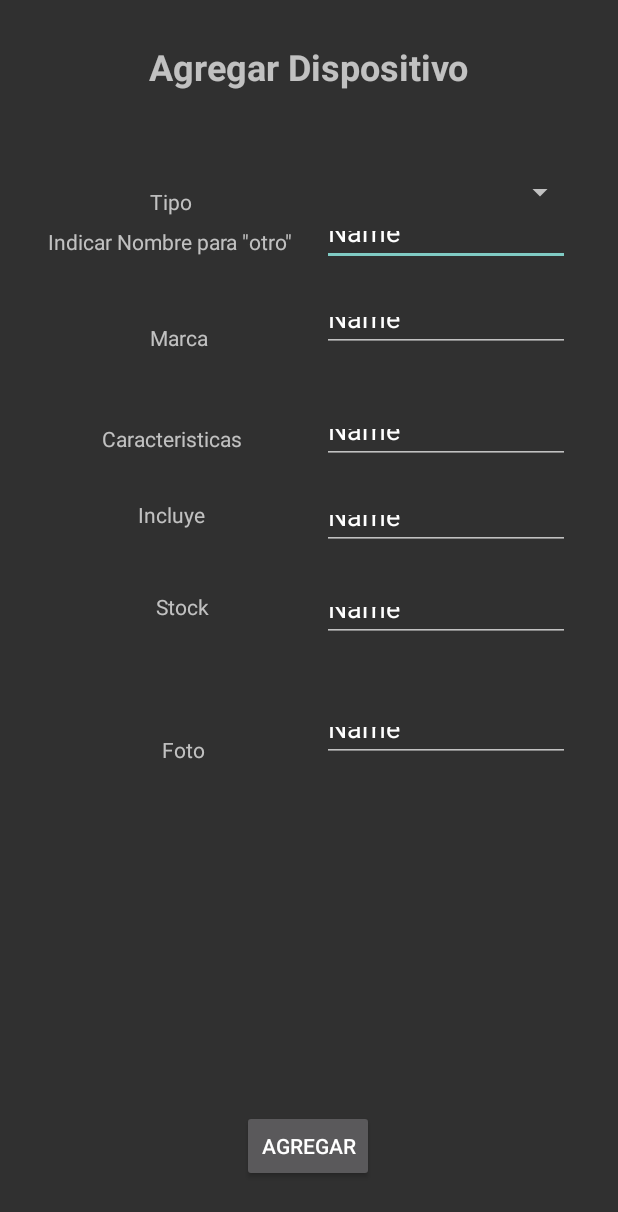
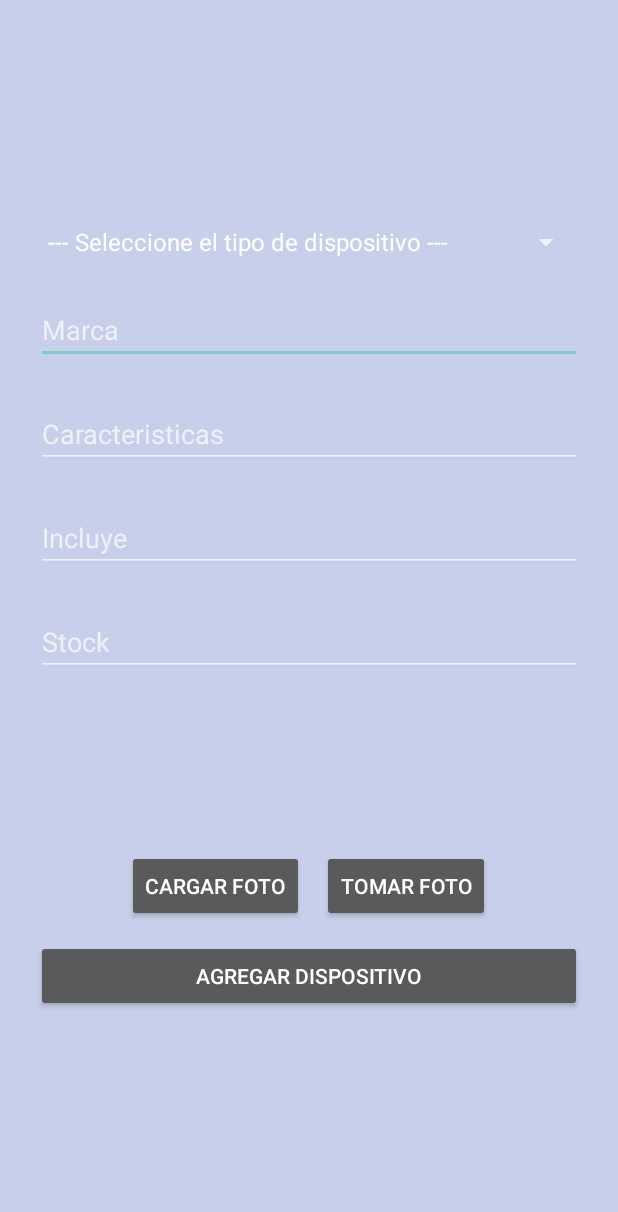
Before and after one commit to Samuel-Ayala/Proyecto-Appocalipsis, an Android app: the AgregarDispositivo screen opened directly, with no data from a screen before it, on a phone screen of 412 x 824 dp. Shown: the top 1212 px of the screen. Run offline under Robolectric (Android 15) with nearby library versions, the phone set to English and light mode, and no system bars; our stand-ins replace Firebase (no records; nobody signed in at launch, a user with empty details on screens opened directly).

Commit message:
agregar dispositivo y lista (no se ven los items aun) falta update y borrado

```diff
--- a/app/src/main/AndroidManifest.xml
+++ b/app/src/main/AndroidManifest.xml
@@ -2,6 +2,11 @@
 <manifest xmlns:android="http://schemas.android.com/apk/res/android"
     package="pe.edu.pucp.proyecto1_appocalipsis">
     <uses-permission android:name="android.permission.ACCESS_FINE_LOCATION"/>
+    <uses-permission android:name="android.permission.INTERNET"/>
+    <uses-permission android:name="android.permission.CAMERA" />
+    <uses-feature android:name="android.hardware.camera" android:required="true" />
+    <uses-permission android:name="android.permission.WRITE_EXTERNAL_STORAGE"/>
+    <uses-permission android:name="android.permission.READ_EXTERNAL_STORAGE"/>
 
     <application
         android:allowBackup="true"
--- a/app/src/main/java/pe/edu/pucp/proyecto1_appocalipsis/usuario/ListarDispositivos.java
+++ b/app/src/main/java/pe/edu/pucp/proyecto1_appocalipsis/usuario/ListarDispositivos.java
@@ -59,7 +59,7 @@ public class ListarDispositivos extends AppCompatActivity {
                 }
 
                 //Poner los dispositivos en el recycler view
-                DispositivosAdapter dispositivosAdapter = new DispositivosAdapter(dispositivos, ListarDispositivos.this, imgRefs);
+                DispositivosAdapter dispositivosAdapter = new DispositivosAdapter(dispositivos, ListarDispositivos.this);
                 listarEnRV(dispositivosAdapter);
 
                 //Se configura el filtro de marcas
@@ -142,7 +142,7 @@ public class ListarDispositivos extends AppCompatActivity {
         if (listaFiltrada.size()==0) findViewById(R.id.ceroResults).setVisibility(View.VISIBLE);
         else findViewById(R.id.ceroResults).setVisibility(View.GONE);
 
-        DispositivosAdapter dispositivosAdapter = new DispositivosAdapter(listaFiltrada,ListarDispositivos.this,imgRefs);
+        DispositivosAdapter dispositivosAdapter = new DispositivosAdapter(listaFiltrada,ListarDispositivos.this);
         return dispositivosAdapter;
     }
 
--- a/app/src/main/res/layout/activity_agregar_dispositivo.xml
+++ b/app/src/main/res/layout/activity_agregar_dispositivo.xml
@@ -4,185 +4,122 @@
     xmlns:tools="http://schemas.android.com/tools"
     android:layout_width="match_parent"
     android:layout_height="match_parent"
+    android:background="#C8CFEA"
     tools:context=".admin.AgregarDispositivo">
 
-    <TextView
-        android:id="@+id/textView12"
-        android:layout_width="wrap_content"
+    <LinearLayout
+        android:layout_width="match_parent"
+        android:layout_height="match_parent"
+        android:gravity="center"
+        android:layout_marginStart="24dp"
+        android:layout_marginEnd="24dp"
+        android:orientation="vertical">
+
+    <Spinner
+        android:id="@+id/spinnerTipoDispositivo"
+        android:layout_width="match_parent"
         android:layout_height="wrap_content"
-        android:layout_marginStart="100dp"
-        android:layout_marginTop="64dp"
-        android:text="Tipo"
-        app:layout_constraintStart_toStartOf="parent"
-        app:layout_constraintTop_toBottomOf="@+id/textView10" />
-
-    <TextView
-        android:id="@+id/textView10"
-        android:layout_width="wrap_content"
-        android:layout_height="wrap_content"
-        android:layout_marginTop="28dp"
-        android:text="Agregar Dispositivo"
-        android:textSize="24sp"
-        android:textStyle="bold"
+        android:entries="@array/dispositivos"
+        app:layout_constraintBottom_toBottomOf="@+id/textView12"
         app:layout_constraintEnd_toEndOf="parent"
-        app:layout_constraintStart_toStartOf="parent"
-        app:layout_constraintTop_toTopOf="parent" />
+        android:spinnerMode="dropdown"
+        app:layout_constraintTop_toTopOf="@+id/textView12"
+        app:layout_constraintVertical_bias="1.0" />
 
     <EditText
-        android:id="@+id/editTextTextPersonName"
-        android:layout_width="165dp"
-        android:layout_height="33dp"
-        android:layout_marginEnd="32dp"
+        android:id="@+id/marcaDispositivo"
+        android:layout_width="match_parent"
+        android:layout_height="wrap_content"
+        android:layout_marginTop="24dp"
         android:ems="10"
         android:inputType="textPersonName"
-        android:text="Name"
+        android:hint="Marca"
         app:layout_constraintEnd_toEndOf="parent"
-        app:layout_constraintHorizontal_bias="1.0"
-        app:layout_constraintStart_toEndOf="@+id/textView13"
-        app:layout_constraintTop_toBottomOf="@+id/spinner" />
+         />
 
     <EditText
-        android:id="@+id/editTextTextPersonName4"
-        android:layout_width="165dp"
-        android:layout_height="33dp"
+        android:id="@+id/caracteristicasDispositivo"
+        android:layout_width="match_parent"
+        android:layout_height="wrap_content"
         android:layout_marginTop="24dp"
-        android:layout_marginEnd="32dp"
         android:ems="10"
         android:inputType="textPersonName"
-        android:text="Name"
-        app:layout_constraintEnd_toEndOf="parent"
-        app:layout_constraintTop_toBottomOf="@+id/editTextTextPersonName" />
-
-    <EditText
-        android:id="@+id/editTextTextPersonName6"
-        android:layout_width="165dp"
-        android:layout_height="33dp"
-        android:layout_marginEnd="32dp"
-        android:ems="10"
-        android:inputType="textPersonName"
-        android:text="Name"
+        android:hint="Caracteristicas"
         app:layout_constraintBottom_toBottomOf="@+id/textView16"
         app:layout_constraintEnd_toEndOf="parent"
         app:layout_constraintTop_toTopOf="@+id/textView16" />
 
     <EditText
-        android:id="@+id/editTextTextPersonName7"
-        android:layout_width="165dp"
-        android:layout_height="33dp"
+        android:id="@+id/incluyeDispositivo"
+        android:layout_width="match_parent"
+        android:layout_height="wrap_content"
         android:layout_marginTop="24dp"
-        android:layout_marginEnd="32dp"
         android:ems="10"
         android:inputType="textPersonName"
-        android:text="Name"
+        android:hint="Incluye"
         app:layout_constraintEnd_toEndOf="parent"
         app:layout_constraintTop_toBottomOf="@+id/editTextTextPersonName6" />
 
     <EditText
-        android:id="@+id/editTextTextPersonName8"
-        android:layout_width="165dp"
-        android:layout_height="33dp"
-        android:layout_marginTop="28dp"
-        android:layout_marginEnd="32dp"
+        android:id="@+id/stockDispositivo"
+        android:layout_width="match_parent"
+        android:layout_height="wrap_content"
+        android:layout_marginTop="24dp"
         android:ems="10"
         android:inputType="textPersonName"
-        android:text="Name"
+        android:hint="Stock"
         app:layout_constraintEnd_toEndOf="parent"
         app:layout_constraintTop_toBottomOf="@+id/editTextTextPersonName7" />
 
-    <EditText
-        android:id="@+id/editTextTextPersonName2"
-        android:layout_width="165dp"
-        android:layout_height="33dp"
-        android:layout_marginTop="108dp"
-        android:layout_marginEnd="32dp"
-        android:ems="10"
-        android:inputType="textPersonName"
-        android:text="Name"
-        app:layout_constraintEnd_toEndOf="parent"
-        app:layout_constraintTop_toBottomOf="@+id/editTextTextPersonName7" />
+        <ImageView
+            android:id="@+id/imagenDeDispositivoAAgregar"
+            android:layout_width="80dp"
+            android:layout_height="80dp"
+            android:layout_marginTop="24dp"
+            android:layout_marginBottom="12dp"/>
 
-    <TextView
-        android:id="@+id/textView13"
-        android:layout_width="wrap_content"
-        android:layout_height="wrap_content"
-        android:layout_marginStart="32dp"
-        android:text='Indicar Nombre para "otro"'
-        app:layout_constraintBottom_toBottomOf="@+id/editTextTextPersonName"
-        app:layout_constraintStart_toStartOf="parent"
-        app:layout_constraintTop_toTopOf="@+id/editTextTextPersonName" />
+        <LinearLayout
+            android:layout_width="match_parent"
+            android:layout_height="wrap_content"
+            android:orientation="horizontal"
+            android:gravity="center">
 
-    <TextView
-        android:id="@+id/textView14"
-        android:layout_width="wrap_content"
-        android:layout_height="wrap_content"
-        android:layout_marginStart="100dp"
-        android:text="Marca"
-        app:layout_constraintBottom_toBottomOf="@+id/editTextTextPersonName4"
-        app:layout_constraintStart_toStartOf="parent"
-        app:layout_constraintTop_toTopOf="@+id/editTextTextPersonName4"
-        app:layout_constraintVertical_bias="1.0" />
+            <Button
+                android:id="@+id/cargarFoto"
+                android:layout_width="wrap_content"
+                android:layout_height="wrap_content"
+                android:layout_marginRight="6dp"
+                android:text="cargar foto"
+                app:layout_constraintBottom_toBottomOf="parent"
+                app:layout_constraintEnd_toEndOf="parent"
+                app:layout_constraintHorizontal_bias="0.498"
+                app:layout_constraintStart_toStartOf="parent" />
 
-    <TextView
-        android:id="@+id/textView16"
-        android:layout_width="wrap_content"
-        android:layout_height="wrap_content"
-        android:layout_marginStart="68dp"
-        android:layout_marginTop="48dp"
-        android:text="Caracteristicas"
-        app:layout_constraintStart_toStartOf="parent"
-        app:layout_constraintTop_toBottomOf="@+id/textView14" />
-
-    <TextView
-        android:id="@+id/textView17"
-        android:layout_width="wrap_content"
-        android:layout_height="wrap_content"
-        android:layout_marginStart="92dp"
-        android:text="Incluye"
-        app:layout_constraintBottom_toBottomOf="@+id/editTextTextPersonName7"
-        app:layout_constraintStart_toStartOf="parent"
-        app:layout_constraintTop_toTopOf="@+id/editTextTextPersonName7"
-        app:layout_constraintVertical_bias="0.0" />
-
-    <TextView
-        android:id="@+id/textView18"
-        android:layout_width="wrap_content"
-        android:layout_height="wrap_content"
-        android:layout_marginStart="104dp"
-        android:text="Stock"
-        app:layout_constraintBottom_toBottomOf="@+id/editTextTextPersonName8"
-        app:layout_constraintStart_toStartOf="parent"
-        app:layout_constraintTop_toTopOf="@+id/editTextTextPersonName8"
-        app:layout_constraintVertical_bias="0.0" />
-
-    <TextView
-        android:id="@+id/textView19"
-        android:layout_width="wrap_content"
-        android:layout_height="wrap_content"
-        android:layout_marginStart="108dp"
-        android:layout_marginTop="76dp"
-        android:text="Foto"
-        app:layout_constraintStart_toStartOf="parent"
-        app:layout_constraintTop_toBottomOf="@+id/textView18" />
+            <Button
+                android:id="@+id/tomarFoto"
+                android:layout_width="wrap_content"
+                android:layout_height="wrap_content"
+                android:layout_marginLeft="6dp"
+                android:text="tomar foto"
+                app:layout_constraintBottom_toBottomOf="parent"
+                app:layout_constraintEnd_toEndOf="parent"
+                app:layout_constraintHorizontal_bias="0.498"
+                app:layout_constraintStart_toStartOf="parent" />
+        </LinearLayout>
 
     <Button
-        android:id="@+id/button"
-        android:layout_width="wrap_content"
+        android:id="@+id/agregarDispositivoAInventario"
+        android:layout_width="match_parent"
         android:layout_height="wrap_content"
-        android:layout_marginBottom="36dp"
-        android:text="Agregar"
+        android:layout_marginTop="12dp"
+        android:text="Agregar dispositivo"
         app:layout_constraintBottom_toBottomOf="parent"
         app:layout_constraintEnd_toEndOf="parent"
         app:layout_constraintHorizontal_bias="0.498"
         app:layout_constraintStart_toStartOf="parent" />
 
-    <Spinner
-        android:id="@+id/spinner"
-        android:layout_width="168dp"
-        android:layout_height="32dp"
-        android:layout_marginEnd="28dp"
-        app:layout_constraintBottom_toBottomOf="@+id/textView12"
-        app:layout_constraintEnd_toEndOf="parent"
-        app:layout_constraintTop_toTopOf="@+id/textView12"
-        app:layout_constraintVertical_bias="1.0" />
+    </LinearLayout>
+
+
 
 </androidx.constraintlayout.widget.ConstraintLayout>
--- a/app/src/main/res/layout/fragment_registro_.xml
+++ b/app/src/main/res/layout/fragment_registro_.xml
@@ -88,7 +88,7 @@
             android:layout_marginEnd="32dp"
             android:ems="10"
             android:textSize="14dp"
-            android:hint="Código (8 dígitos, incluya números y letras)"
+            android:hint="Código"
             android:backgroundTint="@color/colorPrimary"
             android:textColorHint="#010209"
             android:inputType="textPersonName"
@@ -141,6 +141,7 @@
             android:layout_marginEnd="32dp"
             android:background="@drawable/boton_redondeado"
             android:text="ACEPTAR"
+            android:textColor="@color/common_google_signin_btn_text_dark"
             app:layout_constraintEnd_toEndOf="@+id/editTextTextPersonName11"
             app:layout_constraintHorizontal_bias="0.482"
             app:layout_constraintStart_toStartOf="@+id/editTextTextPersonName11"
--- a/app/src/main/res/values/strings.xml
+++ b/app/src/main/res/values/strings.xml
@@ -36,6 +36,14 @@
         <item>docente</item>
         <item>administrador</item>
     </string-array>
+    <string-array name="dispositivos">
+        <item>--- Seleccione el tipo de dispositivo ---</item>
+        <item>Laptop</item>
+        <item>Tableta</item>
+        <item>Celular</item>
+        <item>Monitor</item>
+        <item>Otro</item>
+    </string-array>
     <string name="spinneroles_titulo">Rol</string>
     <!-- TODO: Remove or change this placeholder text -->
     <string name="hello_blank_fragment">Hello blank fragment</string>
--- a/build.gradle
+++ b/build.gradle
@@ -5,7 +5,7 @@ buildscript {
         jcenter()
     }
     dependencies {
-        classpath 'com.android.tools.build:gradle:4.0.1'
+        classpath 'com.android.tools.build:gradle:4.1.1'
         classpath 'com.google.gms:google-services:4.3.3'
 
         // NOTE: Do not place your application dependencies here; they belong
```
Also changed, not shown: app/build.gradle (+5 -4 lines), app/src/main/java/pe/edu/pucp/proyecto1_appocalipsis/Adapters/DispositivosAdapter.java (+44 -25 lines), app/src/main/java/pe/edu/pucp/proyecto1_appocalipsis/Entity/Dispositivo.java (+9 -16 lines), app/src/main/java/pe/edu/pucp/proyecto1_appocalipsis/admin/AgregarDispositivo.java (+184 -0 lines), app/src/main/java/pe/edu/pucp/proyecto1_appocalipsis/admin/GestionarDispositivos.java (+85 -0 lines), app/src/main/java/pe/edu/pucp/proyecto1_appocalipsis/admin/MenuPrincipalAdmin.java (+15 -0 lines), app/src/main/res/layout/activity_gestionar_dispositivos.xml (+25 -11 lines), app/src/main/res/layout/item_dispositivo.xml (added, +85 -0 lines), app/src/main/java/pe/edu/pucp/proyecto1_appocalipsis/General/GlideConfig.java (line endings or trailing spaces).
